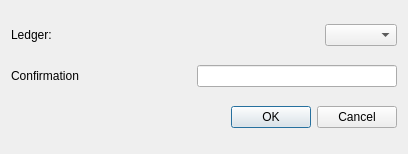
This is ui/deleteledger.ui in btandersen383/Budget-Manager as Qt 5 draws it before an edit. The edited form follows.
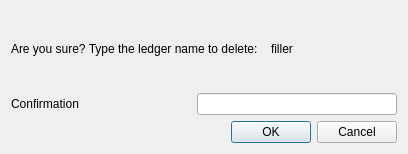
This is the edited form.

Commit message: Implement delete ledger function. Change ledger selection to listView.

Diff of the .ui file:
```diff
--- a/ui/deleteledger.ui
+++ b/ui/deleteledger.ui
@@ -25,7 +25,14 @@
         </sizepolicy>
        </property>
        <property name="text">
-        <string>Ledger:</string>
+        <string>Are you sure? Type the ledger name to delete:  </string>
+       </property>
+      </widget>
+     </item>
+     <item>
+      <widget class="QLabel" name="ledgerToDelete">
+       <property name="text">
+        <string>filler</string>
        </property>
       </widget>
      </item>
@@ -42,16 +49,6 @@
        </property>
       </spacer>
      </item>
-     <item>
-      <widget class="QComboBox" name="tablesCombo">
-       <property name="sizePolicy">
-        <sizepolicy hsizetype="Minimum" vsizetype="Fixed">
-         <horstretch>0</horstretch>
-         <verstretch>0</verstretch>
-        </sizepolicy>
-       </property>
-      </widget>
-     </item>
     </layout>
    </item>
    <item>
```
The commit also changes 8 other files.
